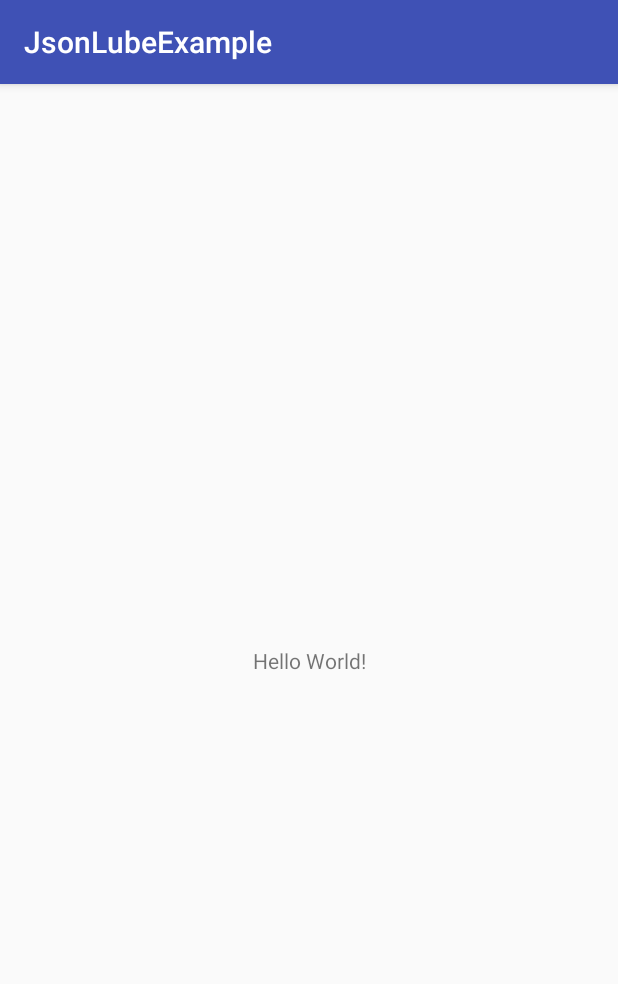
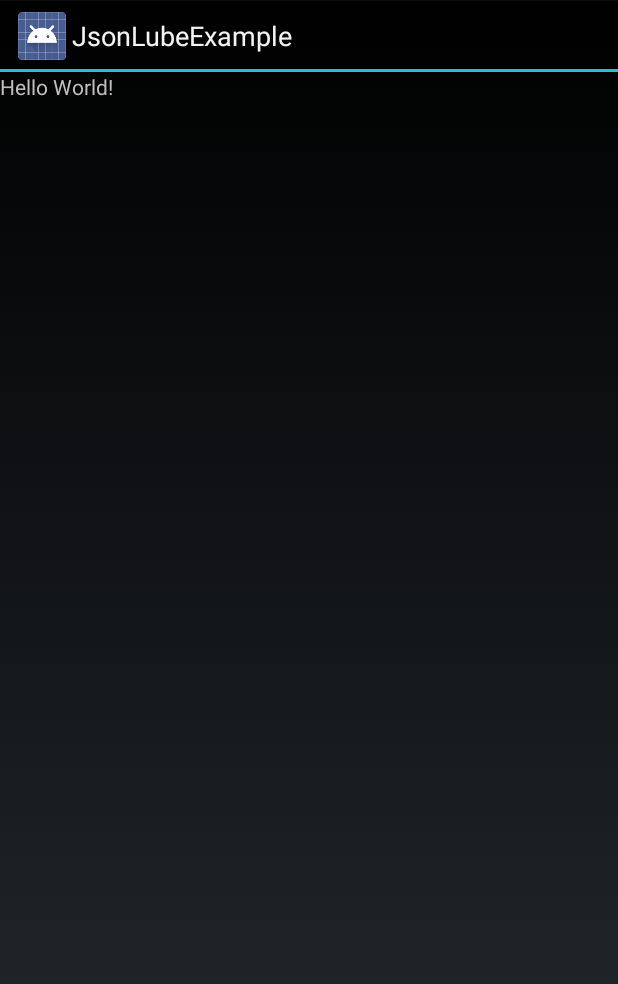
Before and after one commit to alibaba/JsonLube, an Android app: the screen it shows after launch (MainActivity), on a phone screen of 412 x 824 dp. Shown: the top 984 px of the screen. Run offline under Robolectric (Android 15) with nearby library versions, the phone set to English and light mode, and no system bars; libraries missing offline, so code that uses them is left out: com.alibaba.android; 1 statement that could not run was skipped.

Commit message:
修复例子编译不过问题

```diff
--- a/example/app/src/main/AndroidManifest.xml
+++ b/example/app/src/main/AndroidManifest.xml
@@ -24,7 +24,7 @@
             android:label="@string/app_name"
             android:roundIcon="@mipmap/ic_launcher_round"
             android:supportsRtl="true"
-            android:theme="@style/AppTheme">
+            android:theme="@android:style/Theme.Holo">
         <activity android:name=".MainActivity">
             <intent-filter>
                 <action android:name="android.intent.action.MAIN" />
--- a/example/app/src/main/java/com/alibaba/jsonlube/MainActivity.java
+++ b/example/app/src/main/java/com/alibaba/jsonlube/MainActivity.java
@@ -5,12 +5,12 @@ import java.io.InputStream;
 
 import com.alibaba.android.jsonlube.JsonLube;
 
-import android.support.v7.app.AppCompatActivity;
+import android.app.Activity;
 import android.os.Bundle;
 import android.util.Log;
 import org.json.JSONObject;
 
-public class MainActivity extends AppCompatActivity {
+public class MainActivity extends Activity {
     private static final String TAG = "JsonLubeExample";
 
     @Override
--- a/example/app/src/main/res/layout/activity_main.xml
+++ b/example/app/src/main/res/layout/activity_main.xml
@@ -15,9 +15,8 @@
   ~ limitations under the License.
   -->
 
-<android.support.constraint.ConstraintLayout xmlns:android="http://schemas.android.com/apk/res/android"
+<FrameLayout xmlns:android="http://schemas.android.com/apk/res/android"
         xmlns:tools="http://schemas.android.com/tools"
-        xmlns:app="http://schemas.android.com/apk/res-auto"
         android:layout_width="match_parent"
         android:layout_height="match_parent"
         tools:context="com.alibaba.jsonlube.MainActivity">
@@ -25,10 +24,6 @@
     <TextView
             android:layout_width="wrap_content"
             android:layout_height="wrap_content"
-            android:text="Hello World!"
-            app:layout_constraintBottom_toBottomOf="parent"
-            app:layout_constraintLeft_toLeftOf="parent"
-            app:layout_constraintRight_toRightOf="parent"
-            app:layout_constraintTop_toTopOf="parent" />
+            android:text="Hello World!"/>
 
-</android.support.constraint.ConstraintLayout>
+</FrameLayout>
--- a/example/app/src/main/res/values/styles.xml
+++ b/example/app/src/main/res/values/styles.xml
@@ -17,11 +17,5 @@
 <resources>
 
     <!-- Base application theme. -->
-    <style name="AppTheme" parent="Theme.AppCompat.Light.DarkActionBar">
-        <!-- Customize your theme here. -->
-        <item name="colorPrimary">@color/colorPrimary</item>
-        <item name="colorPrimaryDark">@color/colorPrimaryDark</item>
-        <item name="colorAccent">@color/colorAccent</item>
-    </style>
 
 </resources>
```
Also changed, not shown: example/app/build.gradle (+3 -4 lines).
